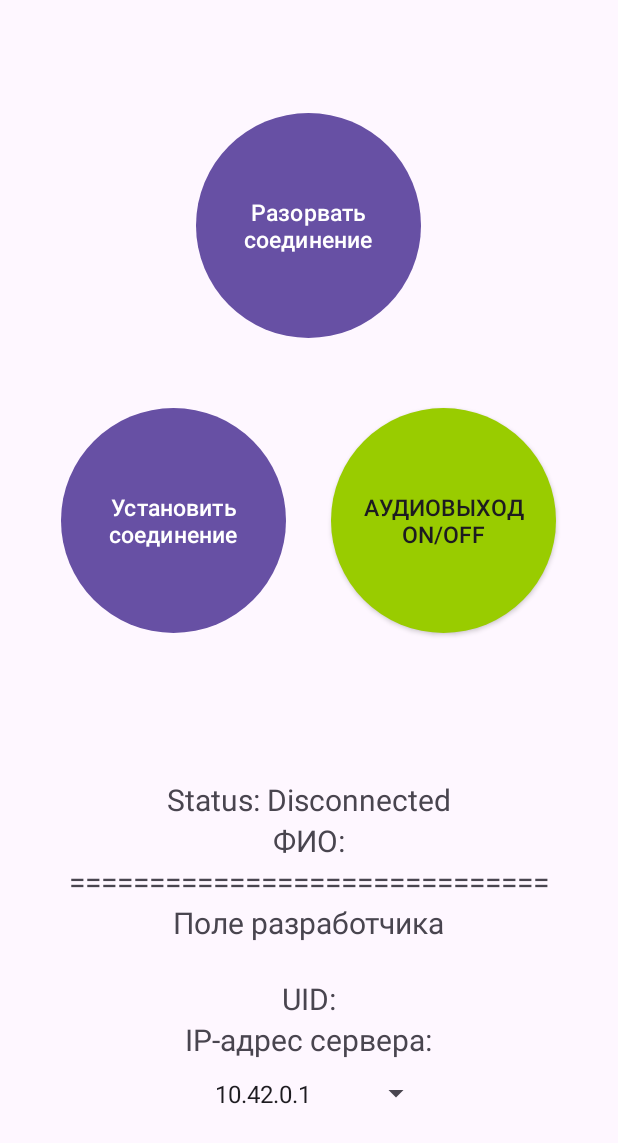
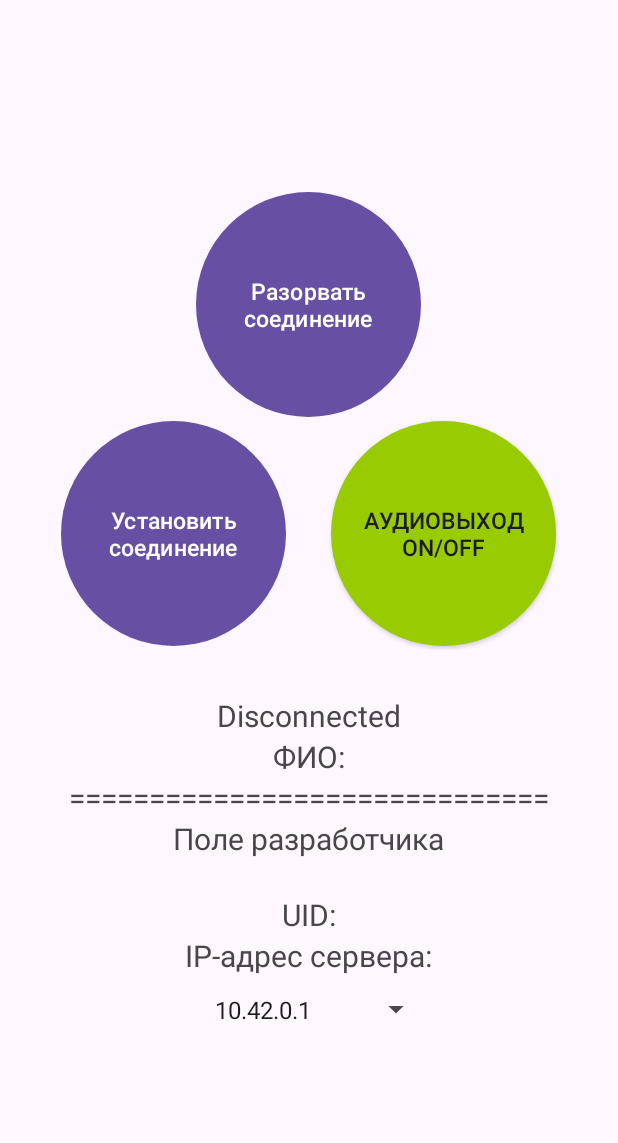
Before and after one commit to METEOPuT/claudio-app, an Android app: the screen it shows after launch (MainActivity), on a phone screen of 412 x 824 dp. Shown: the top 1143 px of the screen. Run offline under Robolectric (Android 15) with nearby library versions, the phone set to English and light mode, and no system bars; libraries missing offline, so code that uses them is left out: org.webrtc, org.webrtc.audio; 7 statements that could not run were skipped.

Commit message:
Обновлён интерфейс

```diff
--- a/app/src/main/res/layout/activity_main.xml
+++ b/app/src/main/res/layout/activity_main.xml
@@ -17,19 +17,16 @@
             android:id="@+id/stopCallButton"
             android:layout_width="150dp"
             android:layout_height="150dp"
-            android:layout_marginTop="75dp"
+            android:layout_marginBottom="0dp"
             android:text="Разорвать соединение"
             android:textSize="15sp"
             android:background="@drawable/rounded_button"/>
 
         <LinearLayout
             android:layout_width="match_parent"
-            android:layout_height="match_parent"
-            android:layout_weight="1"
-            android:layout_marginTop="-150dp"
+            android:layout_height="155dp"
             android:gravity="center"
             android:orientation="horizontal">
-
 
             <Button
                 android:id="@+id/startCallButton"
@@ -44,9 +41,9 @@
                 android:layout_width="150dp"
                 android:layout_height="150dp"
                 android:layout_marginStart="30dp"
+                android:background="@drawable/rounded_button_selector"
                 android:text="Аудиовыход\nON/OFF"
-                android:textSize="15sp"
-                android:background="@drawable/rounded_button_selector"/>
+                android:textSize="15sp" />
 
         </LinearLayout>
 
@@ -54,10 +51,10 @@
             android:id="@+id/connectionStatus"
             android:layout_width="wrap_content"
             android:layout_height="wrap_content"
-            android:text="Status: Disconnected"
+            android:text="Disconnected"
             android:textSize="20sp"
-            android:layout_marginTop="-100dp"
             android:layout_gravity="center"
+            android:layout_marginTop="30dp"
 
             app:layout_constraintBottom_toBottomOf="parent"
             app:layout_constraintEnd_toEndOf="parent"
```
